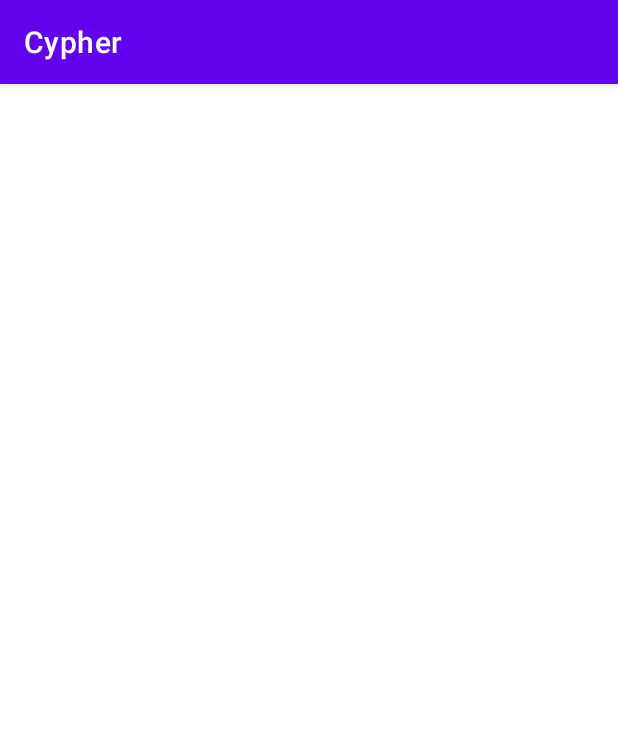
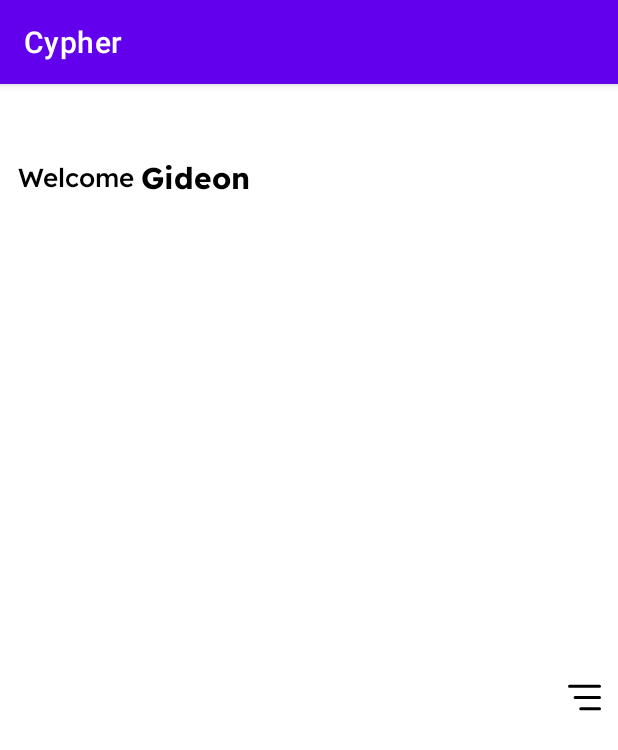
Before and after one commit to Gideonjon/Cipher, an Android app: the HomeFragment screen opened through its navigation route, on a phone screen of 412 x 824 dp. Shown: the top 750 px of the screen. Run offline under Robolectric (Android 15) with nearby library versions, the phone set to English and light mode, and no system bars.

Commit message:
new-files-added-now

```diff
--- /dev/null
+++ b/app/src/main/res/drawable/more.xml
@@ -0,0 +1,12 @@
+<vector xmlns:android="http://schemas.android.com/apk/res/android"
+    android:width="30dp"
+    android:height="30dp"
+    android:viewportWidth="30"
+    android:viewportHeight="30">
+    <path
+        android:strokeColor="#FF000000"
+        android:strokeWidth="2"
+        android:strokeLineCap="round"
+        android:strokeLineJoin="round"
+        android:pathData="M5 7.5h20M8.75 15H25m-12.5 7.5H25"/>
+</vector>
--- a/app/src/main/res/layout/fragment_home.xml
+++ b/app/src/main/res/layout/fragment_home.xml
@@ -1,10 +1,49 @@
 <?xml version="1.0" encoding="utf-8"?>
-<androidx.constraintlayout.widget.ConstraintLayout
-    xmlns:android="http://schemas.android.com/apk/res/android"
+<androidx.constraintlayout.widget.ConstraintLayout xmlns:android="http://schemas.android.com/apk/res/android"
+    xmlns:app="http://schemas.android.com/apk/res-auto"
     xmlns:tools="http://schemas.android.com/tools"
     android:layout_width="match_parent"
     android:layout_height="match_parent"
+    android:layout_marginTop="32dp"
     tools:context=".HomeFragment">
+
+
+    <TextView
+        android:id="@+id/textView"
+        android:layout_width="wrap_content"
+        android:layout_height="wrap_content"
+        android:layout_marginStart="12dp"
+        android:layout_marginTop="17dp"
+        android:fontFamily="@font/medium"
+        android:text="Welcome"
+        android:textColor="@color/black"
+        android:textSize="17sp"
+        app:layout_constraintStart_toStartOf="parent"
+        app:layout_constraintTop_toTopOf="parent" />
+
+    <TextView
+        android:id="@+id/userName"
+        android:layout_width="wrap_content"
+        android:layout_height="wrap_content"
+        android:layout_marginStart="4dp"
+        android:fontFamily="@font/bold"
+        android:text="Gideon"
+        android:textColor="@color/black"
+        android:textSize="20sp"
+        app:layout_constraintBottom_toBottomOf="@+id/textView"
+        app:layout_constraintStart_toEndOf="@+id/textView"
+        app:layout_constraintTop_toTopOf="@+id/textView" />
+
+    <ImageView
+        android:id="@+id/more"
+        android:layout_width="wrap_content"
+        android:layout_height="wrap_content"
+        android:layout_marginEnd="7dp"
+        android:src="@drawable/more"
+        app:layout_constraintBottom_toBottomOf="parent"
+        app:layout_constraintEnd_toEndOf="parent"
+        app:layout_constraintTop_toTopOf="@+id/textView" />
+
 
 
 
```
Also changed, not shown: app/src/main/res/font/bold.ttf (added), app/src/main/res/font/medium.ttf (added), app/src/main/res/font/regular.ttf (added).
